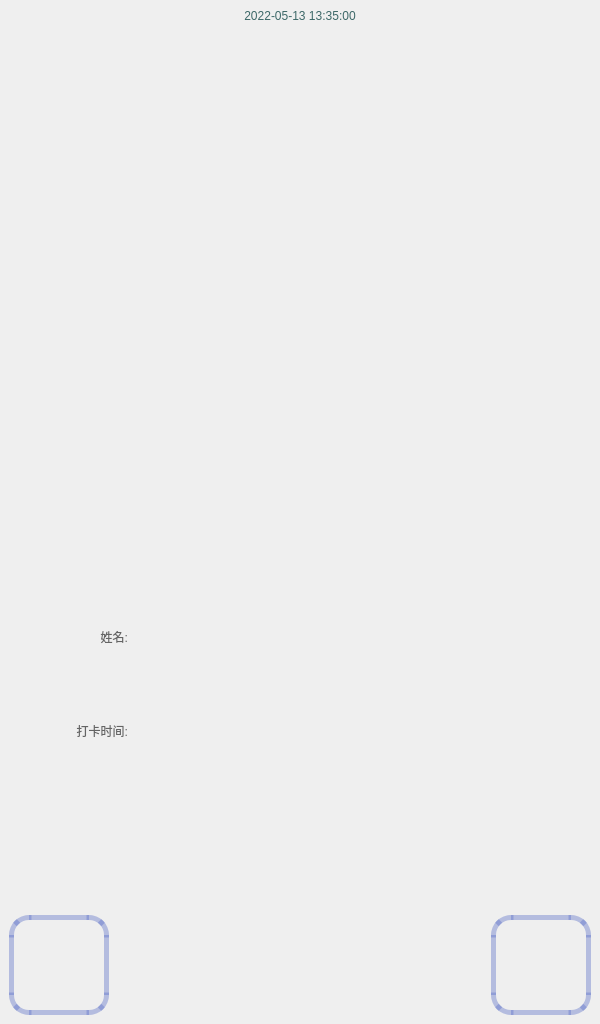
This is widgets/mywidget.ui in ChaoII/fram-qt as Qt 5 draws it before an edit. The edited form follows.
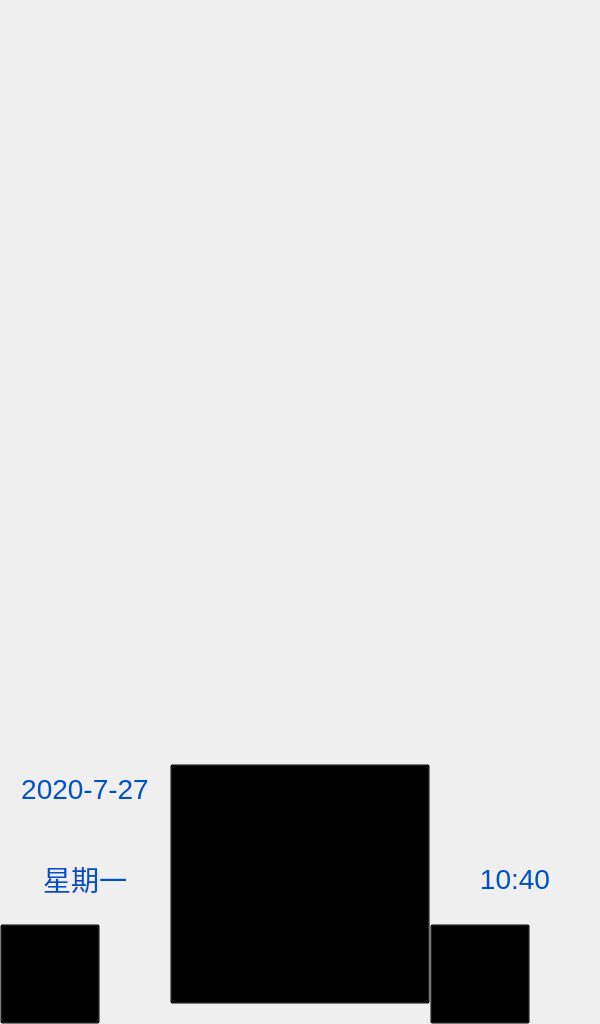
This is the edited form. Icons and pictures are not drawn. Custom widgets are drawn as their Qt base class.

```diff
--- a/widgets/mywidget.ui
+++ b/widgets/mywidget.ui
@@ -25,7 +25,10 @@
   <property name="windowTitle">
    <string>MyWidget</string>
   </property>
-  <layout class="QVBoxLayout" name="verticalLayout_2">
+  <property name="styleSheet">
+   <string notr="true"/>
+  </property>
+  <layout class="QVBoxLayout" name="verticalLayout">
    <property name="spacing">
     <number>0</number>
    </property>
@@ -43,33 +46,22 @@
    </property>
    <item>
     <widget class="QWidget" name="widget" native="true">
-     <property name="minimumSize">
-      <size>
-       <width>600</width>
-       <height>1024</height>
-      </size>
-     </property>
-     <property name="maximumSize">
-      <size>
-       <width>600</width>
-       <height>1024</height>
-      </size>
-     </property>
-     <layout class="QVBoxLayout" name="verticalLayout">
-      <item>
-       <widget class="QLabel" name="lb_cur_time">
-        <property name="styleSheet">
-         <string notr="true">font: 500 30pt &quot;Futura&quot; ;
-color: rgb(61, 104, 104);</string>
-        </property>
-        <property name="text">
-         <string>2022-05-13 13:35:00</string>
-        </property>
-        <property name="alignment">
-         <set>Qt::AlignCenter</set>
-        </property>
-       </widget>
-      </item>
+     <layout class="QVBoxLayout" name="verticalLayout_4">
+      <property name="spacing">
+       <number>0</number>
+      </property>
+      <property name="leftMargin">
+       <number>0</number>
+      </property>
+      <property name="topMargin">
+       <number>0</number>
+      </property>
+      <property name="rightMargin">
+       <number>0</number>
+      </property>
+      <property name="bottomMargin">
+       <number>0</number>
+      </property>
       <item>
        <spacer name="verticalSpacer">
         <property name="orientation">
@@ -78,268 +70,247 @@
         <property name="sizeHint" stdset="0">
          <size>
           <width>20</width>
-          <height>580</height>
+          <height>717</height>
          </size>
         </property>
        </spacer>
       </item>
       <item>
-       <widget class="QWidget" name="widget_info" native="true">
-        <property name="sizePolicy">
-         <sizepolicy hsizetype="Preferred" vsizetype="Expanding">
-          <horstretch>0</horstretch>
-          <verstretch>0</verstretch>
-         </sizepolicy>
-        </property>
+       <widget class="InputPage" name="widget_input" native="true"/>
+      </item>
+      <item>
+       <widget class="AttendInfoWidget" name="widget_info" native="true"/>
+      </item>
+      <item>
+       <widget class="QWidget" name="framBottom" native="true">
         <property name="minimumSize">
          <size>
-          <width>0</width>
-          <height>200</height>
+          <width>600</width>
+          <height>280</height>
          </size>
         </property>
         <property name="maximumSize">
          <size>
-          <width>16777215</width>
-          <height>200</height>
+          <width>600</width>
+          <height>280</height>
          </size>
         </property>
         <property name="styleSheet">
-         <string notr="true">#label_n,#label_t{
-font: 500 18pt &quot;Futura&quot;;
-color: rgb(100, 100, 100);
+         <string notr="true">#framBottom{
+	border-image: url(:/img/img_bottombar_bg.png);
 }
-
-#lb_name,#lb_attend_time{
-font: 500 20pt &quot;Futura&quot;;
-color: rgb(83, 255, 132);
+QLabel{
+font-size:28px;
+color:rgb(0,80,200);
+}
+QPushButton{
+background-color:transparent
 }</string>
         </property>
         <layout class="QHBoxLayout" name="horizontalLayout">
+         <property name="spacing">
+          <number>0</number>
+         </property>
+         <property name="leftMargin">
+          <number>0</number>
+         </property>
+         <property name="topMargin">
+          <number>0</number>
+         </property>
+         <property name="rightMargin">
+          <number>0</number>
+         </property>
+         <property name="bottomMargin">
+          <number>0</number>
+         </property>
          <item>
           <layout class="QGridLayout" name="gridLayout">
-           <item row="0" column="0">
-            <widget class="QLabel" name="label_n">
-             <property name="styleSheet">
-              <string notr="true"/>
-             </property>
-             <property name="text">
-              <string>姓名:</string>
-             </property>
-             <property name="alignment">
-              <set>Qt::AlignRight|Qt::AlignTrailing|Qt::AlignVCenter</set>
-             </property>
-            </widget>
-           </item>
-           <item row="0" column="1">
-            <widget class="QLabel" name="lb_name">
-             <property name="styleSheet">
-              <string notr="true"/>
-             </property>
-             <property name="text">
-              <string/>
-             </property>
-            </widget>
-           </item>
-           <item row="0" column="2" rowspan="2">
-            <widget class="QLabel" name="pic_library">
-             <property name="minimumSize">
-              <size>
-               <width>110</width>
-               <height>180</height>
-              </size>
-             </property>
-             <property name="maximumSize">
-              <size>
-               <width>110</width>
-               <height>180</height>
-              </size>
-             </property>
-             <property name="text">
-              <string/>
-             </property>
-            </widget>
-           </item>
-           <item row="0" column="3" rowspan="2">
-            <widget class="QLabel" name="pic_current">
-             <property name="minimumSize">
-              <size>
-               <width>110</width>
-               <height>180</height>
-              </size>
-             </property>
-             <property name="maximumSize">
-              <size>
-               <width>110</width>
-               <height>180</height>
-              </size>
-             </property>
-             <property name="text">
-              <string/>
-             </property>
-            </widget>
-           </item>
+           <property name="spacing">
+            <number>0</number>
+           </property>
            <item row="1" column="0">
-            <widget class="QLabel" name="label_t">
-             <property name="styleSheet">
-              <string notr="true"/>
+            <widget class="QLabel" name="mpWeekLab">
+             <property name="text">
+              <string>星期一</string>
              </property>
+             <property name="alignment">
+              <set>Qt::AlignCenter</set>
+             </property>
+            </widget>
+           </item>
+           <item row="1" column="2">
+            <widget class="QLabel" name="mpTimeLab">
+             <property name="sizePolicy">
+              <sizepolicy hsizetype="Expanding" vsizetype="Preferred">
+               <horstretch>0</horstretch>
+               <verstretch>0</verstretch>
+              </sizepolicy>
+             </property>
+             <property name="minimumSize">
+              <size>
+               <width>144</width>
+               <height>0</height>
+              </size>
+             </property>
              <property name="text">
-              <string>打卡时间:</string>
+              <string>10:40</string>
              </property>
              <property name="alignment">
-              <set>Qt::AlignRight|Qt::AlignTrailing|Qt::AlignVCenter</set>
+              <set>Qt::AlignCenter</set>
              </property>
             </widget>
            </item>
-           <item row="1" column="1">
-            <widget class="QLabel" name="lb_attend_time">
+           <item row="2" column="2">
+            <widget class="QPushButton" name="pb_register">
+             <property name="sizePolicy">
+              <sizepolicy hsizetype="Minimum" vsizetype="Preferred">
+               <horstretch>0</horstretch>
+               <verstretch>0</verstretch>
+              </sizepolicy>
+             </property>
+             <property name="minimumSize">
+              <size>
+               <width>100</width>
+               <height>100</height>
+              </size>
+             </property>
+             <property name="maximumSize">
+              <size>
+               <width>100</width>
+               <height>100</height>
+              </size>
+             </property>
+             <property name="text">
+              <string/>
+             </property>
+            </widget>
+           </item>
+           <item row="0" column="1" rowspan="3">
+            <widget class="QPushButton" name="pb_welcome">
+             <property name="minimumSize">
+              <size>
+               <width>260</width>
+               <height>240</height>
+              </size>
+             </property>
+             <property name="maximumSize">
+              <size>
+               <width>240</width>
+               <height>240</height>
+              </size>
+             </property>
+             <property name="font">
+              <font/>
+             </property>
              <property name="styleSheet">
+              <string notr="true">/*
+QPushButton{
+	color: rgb(204, 204, 204);
+	border-image: url(:/image/icon_welcom_btn.png);
+/*	outline: none;
+}
+
+QPushButton:hover, QPushButton:pressed{
+	color: rgb(204, 204, 204);
+	border-image: url(:/image/icon_welcom_btn.png);
+/*	outline: none;
+}
+*/</string>
+             </property>
+             <property name="text">
+              <string/>
+             </property>
+            </widget>
+           </item>
+           <item row="2" column="0">
+            <widget class="QPushButton" name="pb_history">
+             <property name="sizePolicy">
+              <sizepolicy hsizetype="Preferred" vsizetype="Preferred">
+               <horstretch>0</horstretch>
+               <verstretch>0</verstretch>
+              </sizepolicy>
+             </property>
+             <property name="minimumSize">
+              <size>
+               <width>100</width>
+               <height>100</height>
+              </size>
+             </property>
+             <property name="maximumSize">
+              <size>
+               <width>100</width>
+               <height>100</height>
+              </size>
+             </property>
+             <property name="layoutDirection">
+              <enum>Qt::LeftToRight</enum>
+             </property>
+             <property name="styleSheet">
               <string notr="true"/>
              </property>
              <property name="text">
               <string/>
+             </property>
+             <property name="checkable">
+              <bool>false</bool>
+             </property>
+             <property name="autoDefault">
+              <bool>false</bool>
+             </property>
+             <property name="default">
+              <bool>false</bool>
+             </property>
+             <property name="flat">
+              <bool>false</bool>
+             </property>
+            </widget>
+           </item>
+           <item row="0" column="0">
+            <widget class="QLabel" name="mpDateLab">
+             <property name="sizePolicy">
+              <sizepolicy hsizetype="Expanding" vsizetype="Preferred">
+               <horstretch>0</horstretch>
+               <verstretch>0</verstretch>
+              </sizepolicy>
+             </property>
+             <property name="minimumSize">
+              <size>
+               <width>144</width>
+               <height>0</height>
+              </size>
+             </property>
+             <property name="text">
+              <string>2020-7-27</string>
+             </property>
+             <property name="alignment">
+              <set>Qt::AlignCenter</set>
              </property>
             </widget>
            </item>
           </layout>
          </item>
-         <item>
-          <widget class="QLabel" name="lb_pic">
-           <property name="minimumSize">
-            <size>
-             <width>100</width>
-             <height>100</height>
-            </size>
-           </property>
-           <property name="maximumSize">
-            <size>
-             <width>100</width>
-             <height>100</height>
-            </size>
-           </property>
-           <property name="styleSheet">
-            <string notr="true"/>
-           </property>
-           <property name="text">
-            <string/>
-           </property>
-           <property name="pixmap">
-            <pixmap resource="../qrc.qrc">:/img/signin_success.png</pixmap>
-           </property>
-           <property name="scaledContents">
-            <bool>true</bool>
-           </property>
-          </widget>
-         </item>
         </layout>
        </widget>
       </item>
-      <item>
-       <spacer name="verticalSpacer_2">
-        <property name="orientation">
-         <enum>Qt::Vertical</enum>
-        </property>
-        <property name="sizeType">
-         <enum>QSizePolicy::Preferred</enum>
-        </property>
-        <property name="sizeHint" stdset="0">
-         <size>
-          <width>20</width>
-          <height>150</height>
-         </size>
-        </property>
-       </spacer>
-      </item>
-      <item>
-       <layout class="QHBoxLayout" name="horizontalLayout_4">
-        <item>
-         <widget class="QPushButton" name="pb_history">
-          <property name="minimumSize">
-           <size>
-            <width>100</width>
-            <height>100</height>
-           </size>
-          </property>
-          <property name="maximumSize">
-           <size>
-            <width>100</width>
-            <height>100</height>
-           </size>
-          </property>
-          <property name="styleSheet">
-           <string notr="true">#pb_history{
-		background-image: url(:/img/4.png);
-		border: 5px solid rgba(90,110,200,100);
-		border-radius:20px;
-		background-position:center;
-}
-#pb_history:pressed{
-		background-image: url(:/img/4_p.png);
-		border: 5px solid rgba(200,110,90,100);
-		border-radius:20px;
-		background-position:center;
-}</string>
-          </property>
-          <property name="text">
-           <string/>
-          </property>
-         </widget>
-        </item>
-        <item>
-         <spacer name="horizontalSpacer">
-          <property name="orientation">
-           <enum>Qt::Horizontal</enum>
-          </property>
-          <property name="sizeHint" stdset="0">
-           <size>
-            <width>40</width>
-            <height>20</height>
-           </size>
-          </property>
-         </spacer>
-        </item>
-        <item>
-         <widget class="QPushButton" name="pb_register">
-          <property name="minimumSize">
-           <size>
-            <width>100</width>
-            <height>100</height>
-           </size>
-          </property>
-          <property name="maximumSize">
-           <size>
-            <width>100</width>
-            <height>100</height>
-           </size>
-          </property>
-          <property name="styleSheet">
-           <string notr="true">#pb_register{
-		background-image: url(:/img/3.png);
-		border: 5px solid rgba(90,110,200,100);
-		border-radius:20px;
-		background-position:center;
-}
-#pb_register:pressed{
-		background-image: url(:/img/3_p.png);
-		border: 5px solid rgba(200,110,90,100);
-		border-radius:20px;
-		background-position:center;
-}</string>
-          </property>
-          <property name="text">
-           <string/>
-          </property>
-         </widget>
-        </item>
-       </layout>
-      </item>
      </layout>
     </widget>
    </item>
   </layout>
  </widget>
- <resources>
-  <include location="../qrc.qrc"/>
- </resources>
+ <customwidgets>
+  <customwidget>
+   <class>AttendInfoWidget</class>
+   <extends>QWidget</extends>
+   <header location="global">attendinfowidget.h</header>
+   <container>1</container>
+  </customwidget>
+  <customwidget>
+   <class>InputPage</class>
+   <extends>QWidget</extends>
+   <header location="global">inputpage.h</header>
+   <container>1</container>
+  </customwidget>
+ </customwidgets>
+ <resources/>
  <connections/>
 </ui>
```
